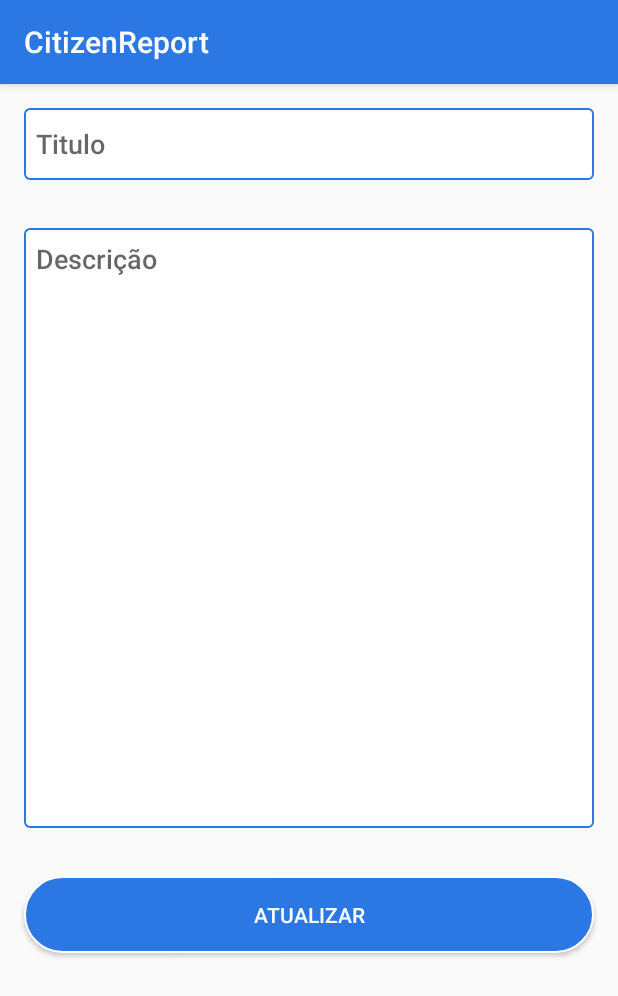
After one commit to monicalima18666/CitizenReport, an Android app: the UpdateActivity screen opened directly, with no data from a screen before it, on a phone screen of 412 x 824 dp. The commit adds this screen. Shown: the top 996 px of the screen. Run offline under Robolectric (Android 15) with nearby library versions, the phone set to English and light mode, and no system bars.

Commit message:
nova activity

```diff
--- a/app/src/main/AndroidManifest.xml
+++ b/app/src/main/AndroidManifest.xml
@@ -9,7 +9,8 @@
         android:roundIcon="@mipmap/ic_launcher_round"
         android:supportsRtl="true"
         android:theme="@style/AppTheme">
-        <activity android:name=".NovaNota"></activity>
+        <activity android:name=".update.UpdateActivity"></activity>
+        <activity android:name=".add.NovaNota" />
         <activity android:name=".Notas" />
         <activity android:name=".Registo" />
         <activity android:name=".login" />
--- a/app/src/main/java/ipvc/estg/citizenreport/Notas.kt
+++ b/app/src/main/java/ipvc/estg/citizenreport/Notas.kt
@@ -12,6 +12,7 @@ import androidx.recyclerview.widget.LinearLayoutManager
 import androidx.recyclerview.widget.RecyclerView
 import com.google.android.material.floatingactionbutton.FloatingActionButton
 import ipvc.estg.citizenreport.adapters.NotaAdapter
+import ipvc.estg.citizenreport.add.NovaNota
 import ipvc.estg.citizenreport.entities.Nota
 import ipvc.estg.citizenreport.viewModel.NotaViewModel
 import kotlinx.android.synthetic.main.activity_notas.*
@@ -41,8 +42,6 @@ class Notas : AppCompatActivity() {
             // Update the cached copy of the words in the adapter.
             notas?.let { adapter.setNotas(it) }
         })
-
-
 
 
         val fab = findViewById<FloatingActionButton>(R.id.fab)
--- a/app/src/main/java/ipvc/estg/citizenreport/adapters/NotaAdapter.kt
+++ b/app/src/main/java/ipvc/estg/citizenreport/adapters/NotaAdapter.kt
@@ -8,6 +8,7 @@ import android.widget.ImageButton
 import android.widget.TextView
 import androidx.recyclerview.widget.RecyclerView
 import ipvc.estg.citizenreport.R
+import ipvc.estg.citizenreport.dao.NotaDao
 import ipvc.estg.citizenreport.entities.Nota
 
 class NotaAdapter(
@@ -18,10 +19,11 @@ class NotaAdapter(
     private val inflater: LayoutInflater = LayoutInflater.from(context)
     private var notas = emptyList<Nota>()
 
+
     class NotaViewHolder(itemView: View) : RecyclerView.ViewHolder(itemView) {
         val tituloItemView: TextView = itemView.findViewById(R.id.titulo)
         val descricaoItemView: TextView = itemView.findViewById(R.id.descricao)
-       // val delete : ImageButton = itemView.findViewById(R.id.delete)
+         val delete : ImageButton = itemView.findViewById(R.id.delete)
     //val edit : ImageButton = itemView.findViewById(R.id.edit)
 
     }
@@ -38,7 +40,9 @@ class NotaAdapter(
         holder.tituloItemView.text = current.id.toString() + " - " + current.titulo
         holder.descricaoItemView.text = current.descricao
         //chamar os botoes
-
+        holder.delete.setOnClickListener{
+            deleteNota(position)
+        }
     }
 
     internal fun setNotas (notas: List<Nota>) {
@@ -48,3 +52,9 @@ class NotaAdapter(
 
     override fun getItemCount() = notas.size
 }
+
+
+    private fun deleteNota(position: Int) {
+
+
+}
--- a/app/src/main/java/ipvc/estg/citizenreport/NovaNota.kt
+++ b/app/src/main/java/ipvc/estg/citizenreport/add/NovaNota.kt
@@ -1,4 +1,4 @@
-package ipvc.estg.citizenreport
+package ipvc.estg.citizenreport.add
 
 import android.app.Activity
 import android.content.Intent
@@ -7,6 +7,7 @@ import android.os.Bundle
 import android.text.TextUtils
 import android.widget.Button
 import android.widget.EditText
+import ipvc.estg.citizenreport.R
 
 class NovaNota : AppCompatActivity() {
     private lateinit var tituloText: EditText
--- a/app/src/main/java/ipvc/estg/citizenreport/dao/NotaDao.kt
+++ b/app/src/main/java/ipvc/estg/citizenreport/dao/NotaDao.kt
@@ -18,4 +18,7 @@ interface NotaDao {
 
     @Update
     suspend fun updateNota(nota: Nota)
+
+    @Delete
+    fun deleteNota(nota: Nota)
 }
--- /dev/null
+++ b/app/src/main/java/ipvc/estg/citizenreport/update/UpdateActivity.kt
@@ -0,0 +1,12 @@
+package ipvc.estg.citizenreport.update
+
+import androidx.appcompat.app.AppCompatActivity
+import android.os.Bundle
+import ipvc.estg.citizenreport.R
+
+class UpdateActivity : AppCompatActivity() {
+    override fun onCreate(savedInstanceState: Bundle?) {
+        super.onCreate(savedInstanceState)
+        setContentView(R.layout.activity_update)
+    }
+}
--- /dev/null
+++ b/app/src/main/res/layout/activity_update.xml
@@ -0,0 +1,49 @@
+<?xml version="1.0" encoding="utf-8"?>
+<RelativeLayout xmlns:android="http://schemas.android.com/apk/res/android"
+    xmlns:tools="http://schemas.android.com/tools"
+    android:orientation="vertical"
+    android:layout_width="match_parent"
+    android:layout_height="match_parent"
+    tools:context=".update.UpdateActivity">
+
+    <EditText
+        android:id="@+id/update_titulo"
+        android:layout_width="match_parent"
+        android:layout_height="wrap_content"
+        android:minHeight="@dimen/min_height"
+        android:fontFamily="sans-serif-light"
+        android:textStyle="bold"
+        android:hint="@string/hint_word"
+        android:inputType="textAutoComplete"
+        android:layout_margin="@dimen/big_padding"
+        android:textSize="18sp"
+        android:background="@drawable/border_rounded"/>
+
+    <EditText
+        android:id="@+id/update_descricao"
+        android:layout_width="match_parent"
+        android:layout_height="400dp"
+        android:layout_below="@id/update_titulo"
+        android:layout_margin="@dimen/big_padding"
+        android:background="@drawable/border_rounded"
+        android:fontFamily="sans-serif-light"
+        android:hint="@string/hint_descricao"
+        android:inputType="textMultiLine"
+        android:textSize="18sp"
+        android:textStyle="bold"
+        android:textAlignment="textStart"
+        android:gravity="start" />
+
+    <Button
+        android:layout_below="@id/update_descricao"
+        android:id="@+id/button_save"
+        android:layout_width="match_parent"
+        android:layout_height="wrap_content"
+        android:text="@string/button_update"
+        android:layout_margin="@dimen/big_padding"
+        android:textColor="@color/white"
+        android:background="@drawable/button_login"/>
+
+
+
+</RelativeLayout>
--- a/app/src/main/res/values/strings.xml
+++ b/app/src/main/res/values/strings.xml
@@ -25,6 +25,7 @@
     <string name="previous">Previous</string>
 
     <string name="button_save">Adicionar</string>
+    <string name="button_update">Atualizar</string>
     <string name="hint_word">Titulo</string>
 
     <string name="hint_descricao">Descrição</string>
```
